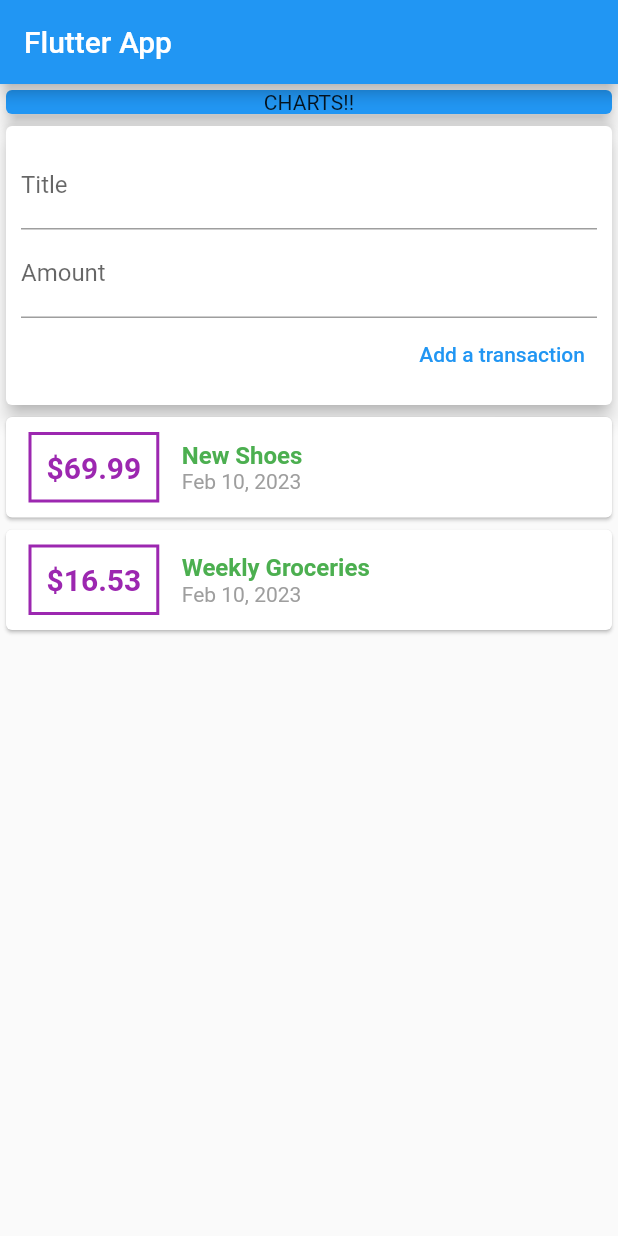
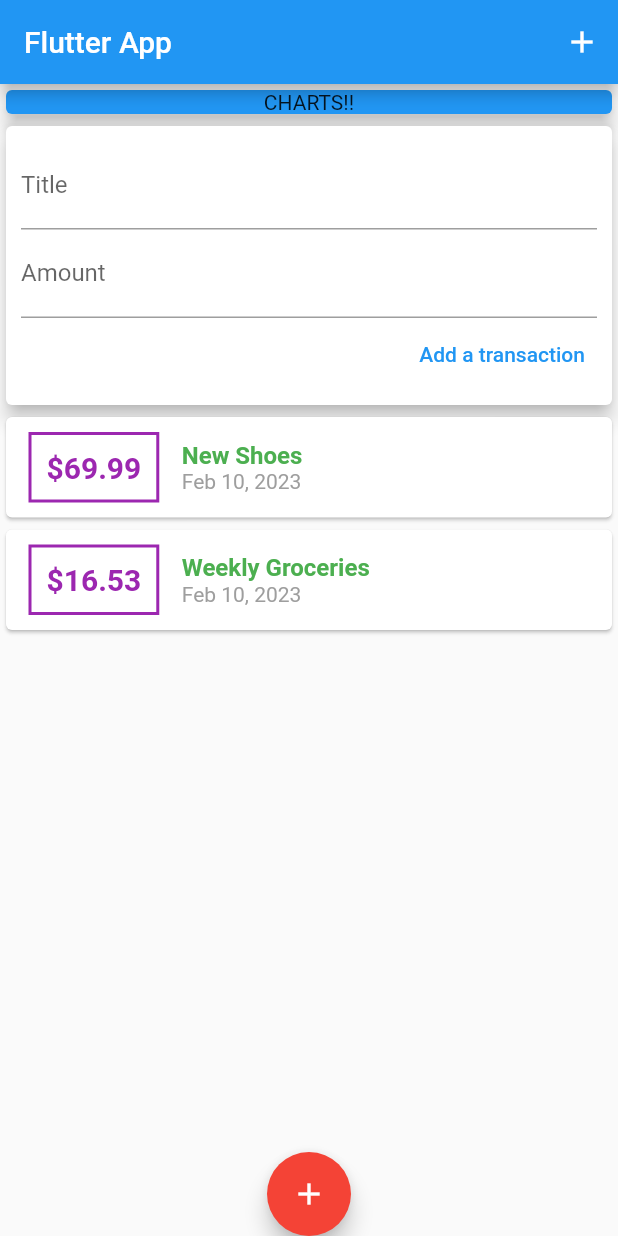
Before and after one commit to MohamedAboElM3aTy/expense_app_learning, a Flutter app: the screen it shows after launch, on a phone screen of 412 x 824 dp. Run offline on Flutter 3.47's test engine with Material 2 defaults, Android fonts, the phone set to English and light mode, and no system bars.

Commit message:
adding action buttons

```diff
--- a/lib/main.dart
+++ b/lib/main.dart
@@ -22,6 +22,12 @@ class MyHomePage extends StatelessWidget {
     return Scaffold(
       appBar: AppBar(
         title: Text('Flutter App'),
+        actions: [
+          IconButton(
+            onPressed: () {},
+            icon: Icon(Icons.add),
+          ),
+        ],
       ),
       body: SingleChildScrollView(
         child: Column(
@@ -43,6 +49,12 @@ class MyHomePage extends StatelessWidget {
           ],
         ),
       ),
+      floatingActionButtonLocation: FloatingActionButtonLocation.centerDocked,
+      floatingActionButton: FloatingActionButton(
+        onPressed: () => {},
+        child: Icon(Icons.add),
+        backgroundColor: Colors.red,
+      ),
     );
   }
 }
--- a/lib/widgets/transaction_list.dart
+++ b/lib/widgets/transaction_list.dart
@@ -4,13 +4,14 @@ import 'package:intl/intl.dart';
 import '../models/transaction.dart';
 
 class TransactionList extends StatelessWidget {
-  final List <Transaction> transactions;
+  final List<Transaction> transactions;
   TransactionList(this.transactions);
   @override
   Widget build(BuildContext context) {
-    return Column(
-      children: transactions.map(
-        (tx) {
+    return Container(
+      height: 300,
+      child: ListView.builder(
+        itemBuilder: (ctx, index) {
           return Card(
             child: Row(
               children: [
@@ -23,11 +24,11 @@ class TransactionList extends StatelessWidget {
                   decoration: BoxDecoration(
                     border: Border.all(
                       color: Colors.purple,
-                      width: 2, // Dah somk el border nafso
+                      width: 2, // Dah somk el border itself
                     ),
                   ),
                   child: Text(
-                    '\$${tx.amount}',
+                    '\$${transactions[index].amount}',
                     style: TextStyle(
                       fontSize: 20,
                       fontWeight: FontWeight.bold,
@@ -39,7 +40,7 @@ class TransactionList extends StatelessWidget {
                   crossAxisAlignment: CrossAxisAlignment.start,
                   children: [
                     Text(
-                      tx.title,
+                      transactions[index].title,
                       style: TextStyle(
                         fontSize: 16,
                         color: Colors.green,
@@ -47,7 +48,7 @@ class TransactionList extends StatelessWidget {
                       ),
                     ),
                     Text(
-                      DateFormat.yMMMd().format(tx.date),
+                      DateFormat.yMMMd().format(transactions[index].date),
                       style: TextStyle(color: Colors.grey),
                     )
                   ],
@@ -56,7 +57,8 @@ class TransactionList extends StatelessWidget {
             ),
           );
         },
-      ).toList(),
+        itemCount: transactions.length,
+      ),
     );
   }
 }
```
